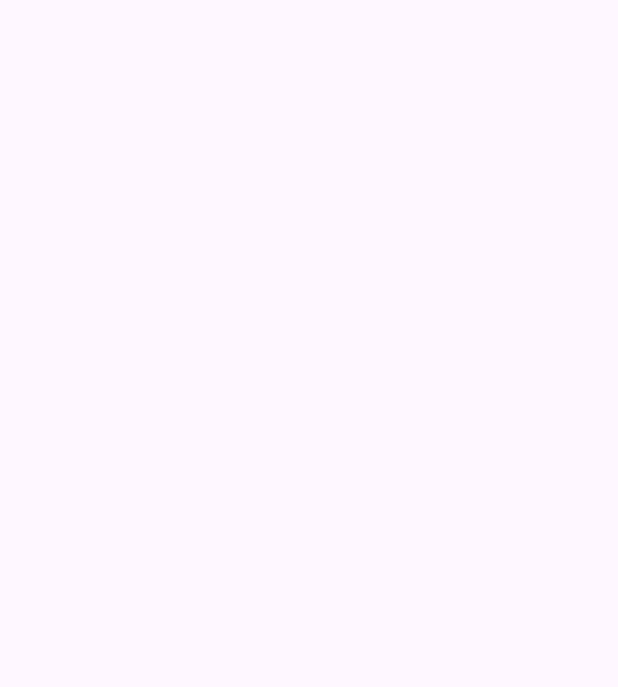
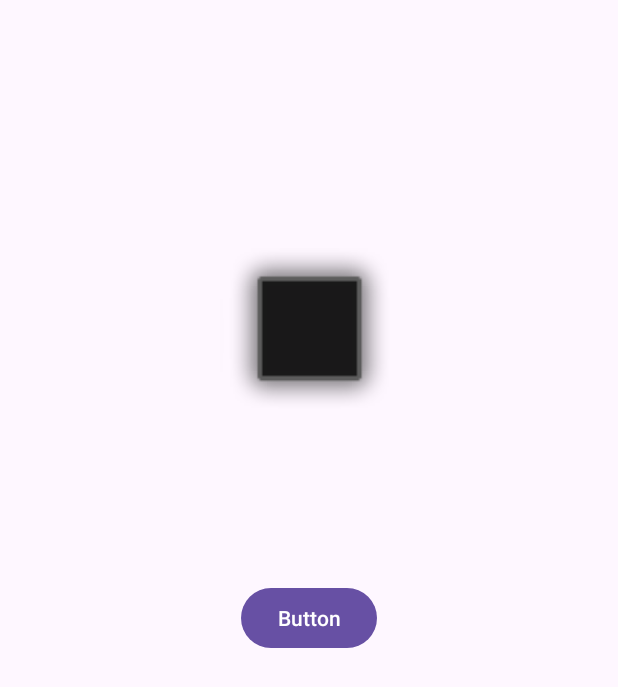
Before and after one commit to Dominos0321/zadmobilki1509, an Android app: the screen it shows after launch (MainActivity), on a phone screen of 412 x 824 dp. Before the commit the part shown is empty. Shown: the top 687 px of the screen. Run offline under Robolectric (Android 15) with nearby library versions, the phone set to English and light mode, and no system bars.

Commit message:
end project

```diff
--- a/app/src/main/AndroidManifest.xml
+++ b/app/src/main/AndroidManifest.xml
@@ -1,9 +1,12 @@
 <?xml version="1.0" encoding="utf-8"?>
+
 <manifest xmlns:android="http://schemas.android.com/apk/res/android"
     xmlns:tools="http://schemas.android.com/tools">
 
+    <uses-feature
+        android:name="android.hardware.camera"
+        android:required="false" />
     <uses-permission android:name="android.permission.CAMERA"></uses-permission>
-
     <application
         android:allowBackup="true"
         android:dataExtractionRules="@xml/data_extraction_rules"
--- a/app/src/main/java/com/example/zadmobilki1509/MainActivity.kt
+++ b/app/src/main/java/com/example/zadmobilki1509/MainActivity.kt
@@ -1,11 +1,37 @@
 package com.example.zadmobilki1509
 
+import android.content.Intent
+import android.content.pm.PackageManager
 import androidx.appcompat.app.AppCompatActivity
 import android.os.Bundle
-
+import android.provider.MediaStore
+import android.widget.Button
+import androidx.core.app.ActivityCompat
 class MainActivity : AppCompatActivity() {
     override fun onCreate(savedInstanceState: Bundle?) {
         super.onCreate(savedInstanceState)
         setContentView(R.layout.activity_main)
+        var btnPicture = findViewById<Button>(R.id.btn1)
+
+        btnPicture.isEnabled = false;
+
+        if(ActivityCompat.checkSelfPermission(this, android.Manifest.permission.CAMERA)!= PackageManager.PERMISSION_GRANTED) {
+            ActivityCompat.requestPermissions(this, arrayOf(android.Manifest.permission.CAMERA), 111)
+        }
+
+        else {
+            btnPicture.isEnabled = true;
+        }
+
+
+        btnPicture.setOnClickListener {
+            var i = Intent(MediaStore.ACTION_IMAGE_CAPTURE)
+            startActivityForResult(i, 111)
+        }
     }
+
+    override fun onActivityResult(requestCode: Int, resultCode: Int, data: Intent?) {
+        super.onActivityResult(requestCode, resultCode, data)
+    }
+
 }
--- a/app/src/main/res/layout/activity_main.xml
+++ b/app/src/main/res/layout/activity_main.xml
@@ -4,4 +4,27 @@
     xmlns:tools="http://schemas.android.com/tools"
     android:layout_width="match_parent"
     android:layout_height="match_parent"
-    tools:context=".MainActivity"/>
+    tools:context=".MainActivity">
+
+    <ImageView
+        android:id="@+id/imageView"
+        android:layout_width="143dp"
+        android:layout_height="120dp"
+        app:layout_constraintBottom_toBottomOf="parent"
+        app:layout_constraintEnd_toEndOf="parent"
+        app:layout_constraintStart_toStartOf="parent"
+        app:layout_constraintTop_toTopOf="parent"
+        app:layout_constraintVertical_bias="0.235"
+        app:srcCompat="@android:drawable/alert_dark_frame" />
+
+    <Button
+        android:id="@+id/btn1"
+        android:layout_width="wrap_content"
+        android:layout_height="wrap_content"
+        android:text="Button"
+        app:layout_constraintBottom_toBottomOf="parent"
+        app:layout_constraintEnd_toEndOf="parent"
+        app:layout_constraintStart_toStartOf="parent"
+        app:layout_constraintTop_toTopOf="parent" />
+
+</androidx.constraintlayout.widget.ConstraintLayout>
```
